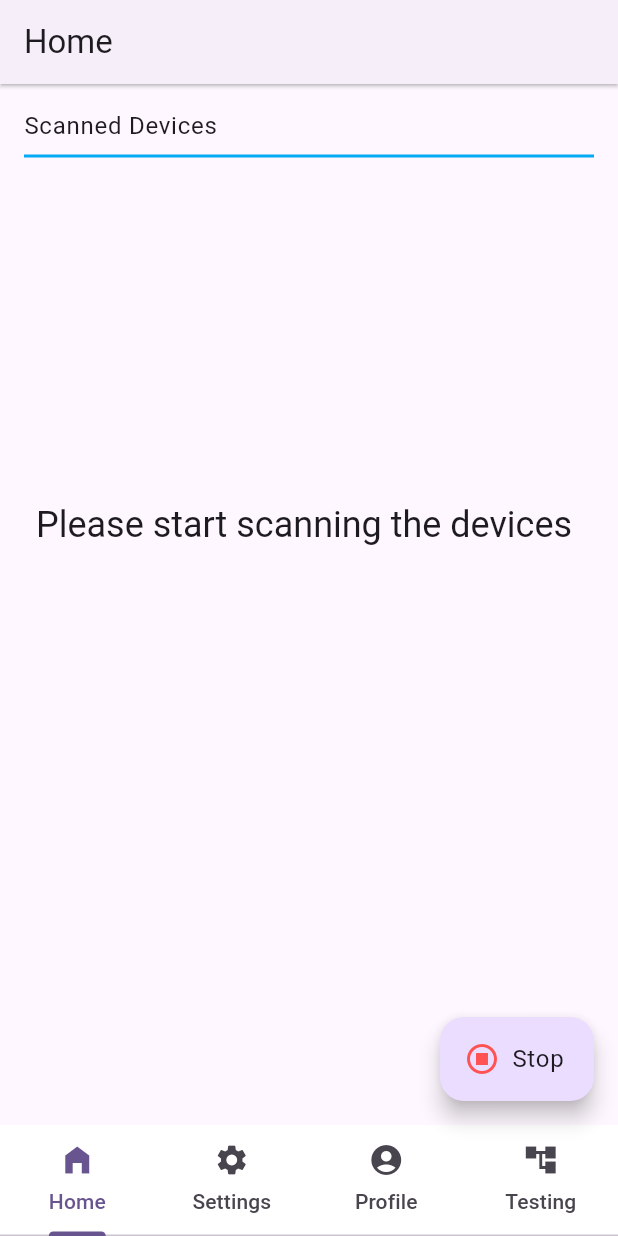
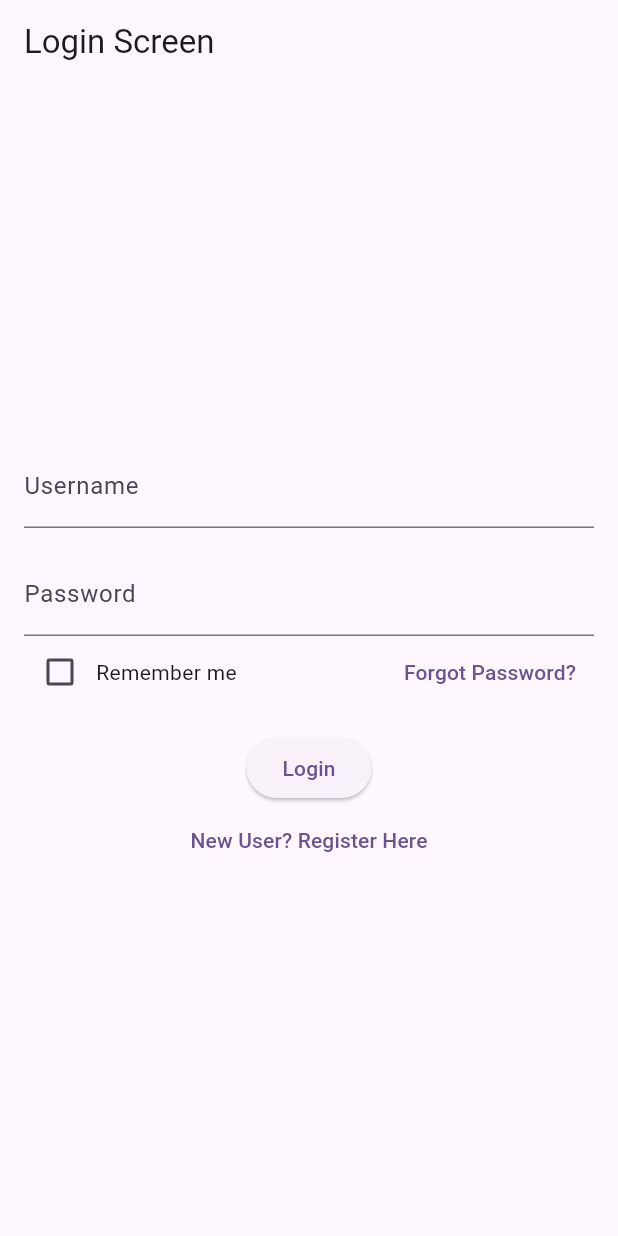
Before and after one commit to ankoosh544/sofia_develop, a Flutter app: the screen it shows after launch, on a phone screen of 412 x 824 dp. Run offline on Flutter 3.47's test engine with Material 2 defaults, Android fonts, the light colour scheme and no system bars; our stand-ins replace floor, flutter_blue_plus, permission_handler, rxdart, sqflite; accounts and stored records are empty; generated files the repository leaves out were written again.

Commit message:
login,registrationscreens added

```diff
--- /dev/null
+++ b/sofia_app/lib/dao/user_dao.dart
@@ -0,0 +1,25 @@
+import 'package:floor/floor.dart';
+import 'package:sofia_app/models/user.dart';
+
+
+@dao
+abstract class UserDao {
+  @Query('SELECT * FROM User')
+  Future<List<User>> getAllUsers();
+
+@Query('SELECT * FROM User WHERE id = :id')
+Future<User?> getUserById(int id);
+
+
+  @Query('SELECT * FROM User WHERE username = :username')
+  Future<User?> getUserByUsername(String username);
+
+  @insert
+  Future<void> registerUser(User user);
+
+  @update
+  Future<void> updateUser(User user);
+
+  @delete
+  Future<void> deleteUser(User user);
+}
--- /dev/null
+++ b/sofia_app/lib/databases/app_database.dart
@@ -0,0 +1,14 @@
+import 'dart:async';
+import 'package:floor/floor.dart';
+import 'package:sofia_app/dao/user_dao.dart';
+import 'package:sofia_app/models/user.dart';
+import 'package:sqflite/sqflite.dart' as sqflite;
+import 'package:path/path.dart' as path;
+
+
+part 'app_database.g.dart'; // Generated code will be in this file
+
+@Database(version: 1, entities: [User])
+abstract class AppDatabase extends FloorDatabase {
+  UserDao get userDao;
+}
--- a/sofia_app/lib/main.dart
+++ b/sofia_app/lib/main.dart
@@ -10,6 +10,7 @@ import 'package:provider/provider.dart';
 import 'package:sofia_app/providers/ble_provider.dart';
 
 import 'screens/home/home_screen.dart';
+import 'screens/login/login_screen.dart';
 
 void main() {
   if (Platform.isAndroid) {
@@ -43,7 +44,7 @@ class SofiaApp extends StatelessWidget {
         create: (_) => BleProvider()
           ..initialScan()
           ..periodicScan(),
-        child: const HomeScreen(),
+        child: LoginScreen(),
       ),
     );
   }
--- /dev/null
+++ b/sofia_app/lib/models/user.dart
@@ -0,0 +1,18 @@
+import 'package:floor/floor.dart';
+
+@Entity(tableName: 'users')
+class User {
+  @PrimaryKey(autoGenerate: true)
+  final int id;
+
+  @ColumnInfo(name: 'email')
+  final String email;
+
+  @ColumnInfo(name: 'username')
+  final String username;
+
+  @ColumnInfo(name: 'password')
+  final String password;
+
+  User(this.id, this.email, this.username, this.password); // Generated constructor
+}
--- /dev/null
+++ b/sofia_app/lib/providers/login_provider.dart
@@ -0,0 +1,36 @@
+import 'package:flutter/material.dart';
+import 'package:provider/provider.dart';
+
+class LoginProvider with ChangeNotifier {
+  String username = '';
+  String password = '';
+  bool rememberMe = false;
+
+  void setUsername(String value) {
+    username = value;
+    notifyListeners();
+  }
+
+  void setPassword(String value) {
+    password = value;
+    notifyListeners();
+  }
+
+  void toggleRememberMe(bool value) {
+    rememberMe = value;
+    notifyListeners();
+  }
+
+  void login() {
+    // Perform login logic here
+  }
+
+  void forgotPassword() {
+    // Perform forgot password logic here
+  }
+
+  void registerUser() {
+    print("Coming to Provider");
+    // Perform user registration logic here
+  }
+}
--- /dev/null
+++ b/sofia_app/lib/screens/login/login_screen.dart
@@ -0,0 +1,84 @@
+import 'package:flutter/material.dart';
+import 'package:provider/provider.dart';
+import 'package:sofia_app/providers/login_provider.dart';
+import 'package:sofia_app/screens/registration/registration_screen.dart';
+
+class LoginScreen extends StatelessWidget {
+  @override
+  Widget build(BuildContext context) {
+    return ChangeNotifierProvider(
+      create: (_) => LoginProvider(),
+      child: Scaffold(
+        appBar: AppBar(
+          title: Text('Login Screen'),
+        ),
+        body: Consumer<LoginProvider>(
+          builder: (context, loginProvider, _) {
+            return Padding(
+              padding: EdgeInsets.all(16.0),
+              child: Column(
+                mainAxisAlignment: MainAxisAlignment.center,
+                children: [
+                  TextFormField(
+                    decoration: InputDecoration(
+                      labelText: 'Username',
+                    ),
+                    onChanged: (value) {
+                      loginProvider.setUsername(value);
+                    },
+                  ),
+                  SizedBox(height: 16.0),
+                  TextFormField(
+                    obscureText: true,
+                    decoration: InputDecoration(
+                      labelText: 'Password',
+                    ),
+                    onChanged: (value) {
+                      loginProvider.setPassword(value);
+                    },
+                  ),
+                  Row(
+                    children: [
+                      Checkbox(
+                        value: loginProvider.rememberMe,
+                        onChanged: (value) {
+                          loginProvider.toggleRememberMe(value!);
+                        },
+                      ),
+                      Text('Remember me'),
+                      Spacer(),
+                      TextButton(
+                        onPressed: () {
+                          loginProvider.forgotPassword();
+                        },
+                        child: Text('Forgot Password?'),
+                      ),
+                    ],
+                  ),
+                  SizedBox(height: 16.0),
+                  ElevatedButton(
+                    onPressed: () {
+                      loginProvider.login();
+                    },
+                    child: Text('Login'),
+                  ),
+                  TextButton(
+                    onPressed: () {
+                      Navigator.push(
+                        context,
+                        MaterialPageRoute(
+                          builder: (context) => RegistrationScreen(),
+                        ),
+                      );
+                    },
+                    child: Text('New User? Register Here'),
+                  ),
+                ],
+              ),
+            );
+          },
+        ),
+      ),
+    );
+  }
+}
--- a/sofia_app/pubspec.yaml
+++ b/sofia_app/pubspec.yaml
@@ -40,6 +40,7 @@ dependencies:
   provider: ^6.0.5
   rxdart: ^0.27.7
   avatar_glow: ^2.0.2
+  floor: ^1.4.2
 
 dev_dependencies:
   flutter_test:
@@ -51,6 +52,8 @@ dev_dependencies:
   # package. See that file for information about deactivating specific lint
   # rules and activating additional ones.
   flutter_lints: ^2.0.0
+  floor_generator: ^1.4.2
+  build_runner: ^2.1.2
 
 # For information on the generic Dart part of this file, see the
 # following page: https://dart.dev/tools/pub/pubspec
```
Also changed, not shown: sofia_app/lib/providers/registration_provider.dart (added, +70 -0 lines), sofia_app/lib/screens/registration/registration_screen.dart (added, +65 -0 lines), sofia_app/lib/databases/app_database.g.dart (added), sofia_app/pubspec.lock.
